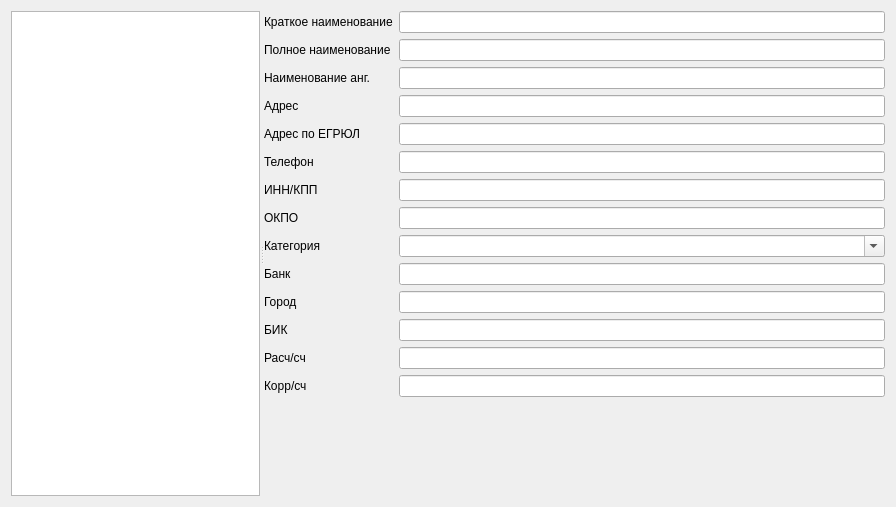
Qt form formpoluch.ui (Sergeyego/facts) before a commit.
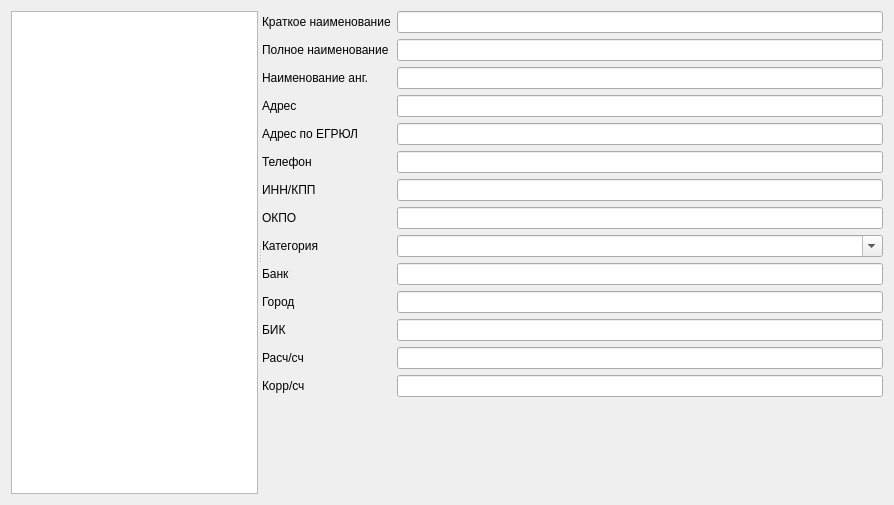
The same form after that commit. Custom widgets are drawn as their Qt base class.

The edit to the form file:
```diff
--- a/formpoluch.ui
+++ b/formpoluch.ui
@@ -6,8 +6,8 @@
    <rect>
     <x>0</x>
     <y>0</y>
-    <width>896</width>
-    <height>507</height>
+    <width>894</width>
+    <height>505</height>
    </rect>
   </property>
   <property name="windowTitle">
```
Left out of the diff: 3 changed lines with no effect on the pictures.
